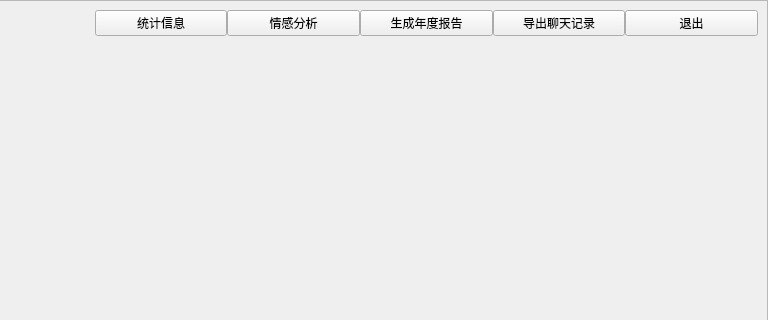
First picture: the form in app/Ui/contact/contactUi.ui, repository LC044/WeChatMsg, before the edit; both pictures show x 373 to 1141 and y 0 to 320 of the 1141 by 740 pixel window.
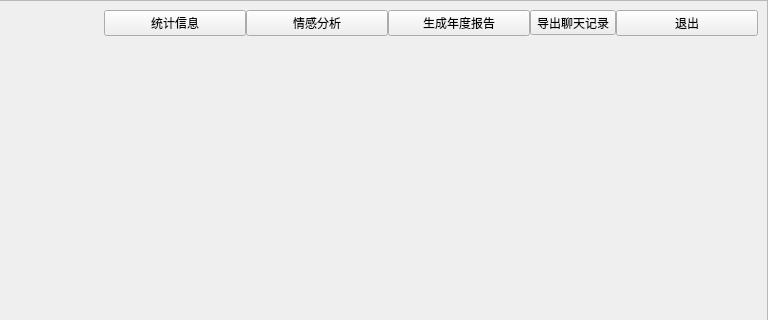
Second picture: the form after the edit.

The edit to the form file:
```diff
--- a/app/Ui/contact/contactUi.ui
+++ b/app/Ui/contact/contactUi.ui
@@ -204,7 +204,7 @@
                                                 </widget>
                                             </item>
                                             <item>
-                                                <widget class="QPushButton" name="btn_output">
+                                                <widget class="QToolButton" name="toolButton_output">
                                                     <property name="text">
                                                         <string>导出聊天记录</string>
                                                     </property>
```
